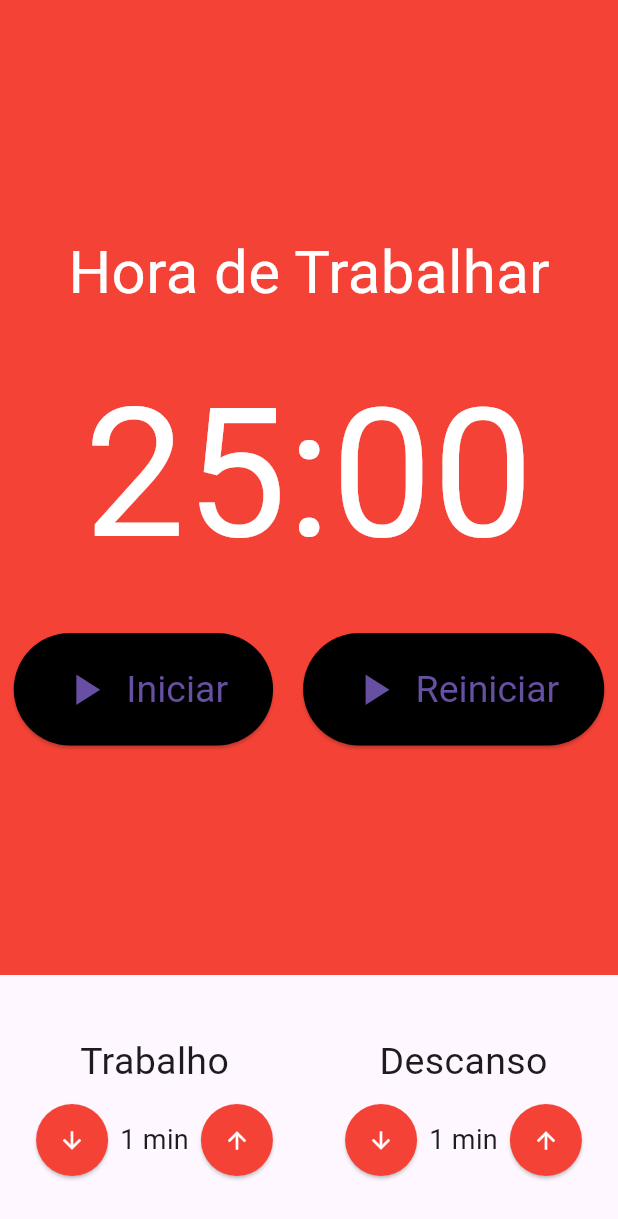
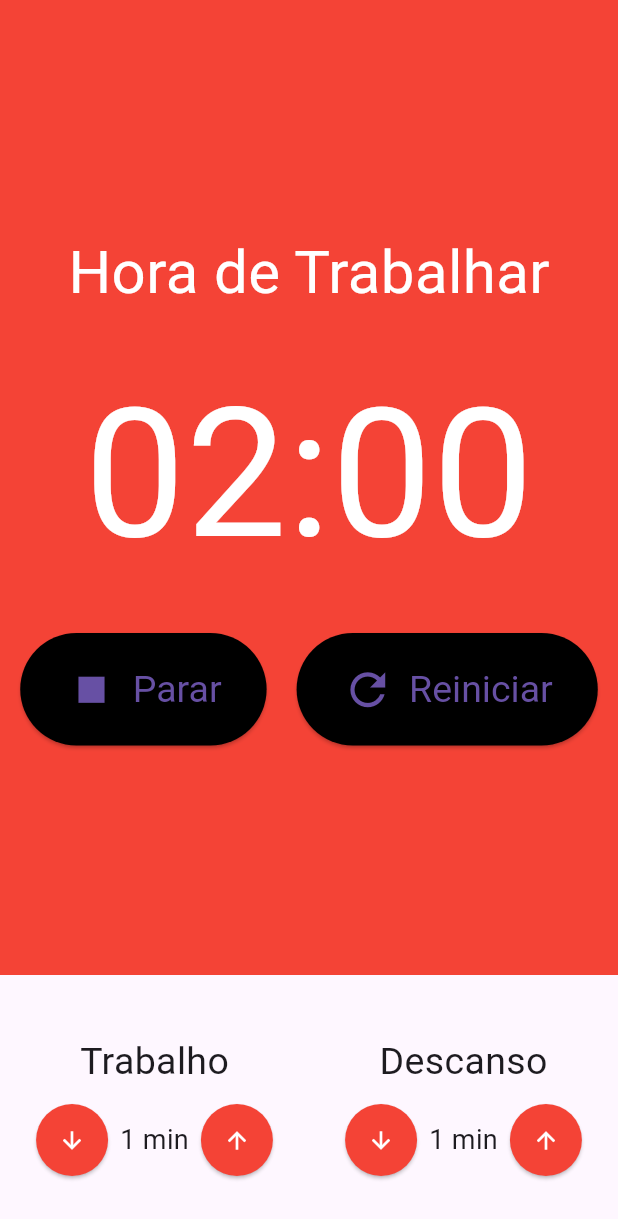
Before and after one commit to Souza83/pomodoro, a Flutter app: the screen it shows after launch, after a tap on "Iniciar", on a phone screen of 412 x 824 dp. Shown: the top 1219 px of the screen. Run offline on Flutter 3.47's test engine with Material 3 defaults, Android fonts, the phone set to English and light mode, and no system bars; our stand-ins replace flutter_mobx, mobx; generated files the repository leaves out were written again.

Commit message:
Pomodoro store #2.

```diff
--- a/lib/components/Cronometro.dart
+++ b/lib/components/Cronometro.dart
@@ -1,58 +1,70 @@
 import 'package:flutter/material.dart';
+import 'package:flutter_mobx/flutter_mobx.dart';
 import 'package:pomodoro/components/CronometroBotao.dart';
+import 'package:provider/provider.dart';
+import '../store/pomodoro.store.dart';
 
 class Cronometro extends StatelessWidget {
   const Cronometro({super.key});
 
   @override
   Widget build(BuildContext context) {
+    final store = Provider.of<PomodoroStore>(context);
+
     return Container(
       color: Colors.red,
-      child: const Column(
+      child: Column(
         mainAxisAlignment: MainAxisAlignment.center,
         children: [
-          Text(
+          const Text(
             'Hora de Trabalhar',
             style: TextStyle(
               fontSize: 40,
               color: Colors.white,
             ),
           ),
-          SizedBox(height: 20),
+          const SizedBox(height: 20),
           Text(
-            '25:00',
-            style: TextStyle(
+            '${store.minutos.toString().padLeft(2, '0')}:${store.segundos.toString().padLeft(2, '0')}',
+            style: const TextStyle(
               fontSize: 120,
               color: Colors.white,
             ),
           ),
-          SizedBox(height: 20),
-          Row(
+          const SizedBox(height: 20),
+          Observer(
+            builder: (_) => Row(
               mainAxisAlignment: MainAxisAlignment.center,
               children: [
+                if (!store.iniciado)
                   Padding(
-                padding: EdgeInsets.only(right: 10),
+                    padding: const EdgeInsets.only(right: 10),
                     child: CronometroBotao(
                       texto: 'Iniciar',
                       icone: Icons.play_arrow,
+                      click: store.iniciar,
                     ),
                   ),
-              // Padding(
-              // padding: EdgeInsets.only(right: 10),
-              //   child: CronometroBotao(
-              //     texto: 'Parar',
-              //     icone: Icons.play_arrow,
-              //   ),
-              // ),
+                if (store.iniciado)
                   Padding(
-                padding: EdgeInsets.only(left: 10),
+                    padding: const EdgeInsets.only(right: 10),
+                    child: CronometroBotao(
+                      texto: 'Parar',
+                      icone: Icons.stop,
+                      click: store.parar,
+                    ),
+                  ),
+                Padding(
+                  padding: const EdgeInsets.only(left: 10),
                   child: CronometroBotao(
                     texto: 'Reiniciar',
-                  icone: Icons.play_arrow,
+                    icone: Icons.refresh,
+                    click: store.reiniciar,
                   ),
                 ),
               ],
-          )
+            ),
+          ),
         ],
       ),
     );
--- a/lib/components/CronometroBotao.dart
+++ b/lib/components/CronometroBotao.dart
@@ -3,10 +3,12 @@ import 'package:flutter/material.dart';
 class CronometroBotao extends StatelessWidget {
   final String texto;
   final IconData icone;
+  final void Function()? click;
 
   const CronometroBotao({
     required this.texto,
     required this.icone,
+    this.click,
     super.key,
   });
 
@@ -23,7 +25,7 @@ class CronometroBotao extends StatelessWidget {
           fontSize: 25,
         ),
       ),
-      onPressed: () {},
+      onPressed: click,
       child: Row(
         children: [
           Padding(
```
Also changed, not shown: lib/store/pomodoro.store.dart (+24 -0 lines), lib/store/pomodoro.store.g.dart. Lines whose indentation alone changed are shown as unchanged.
